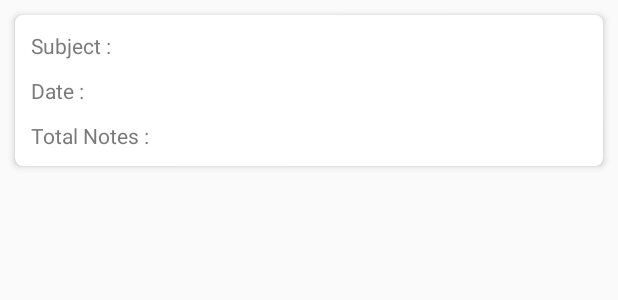
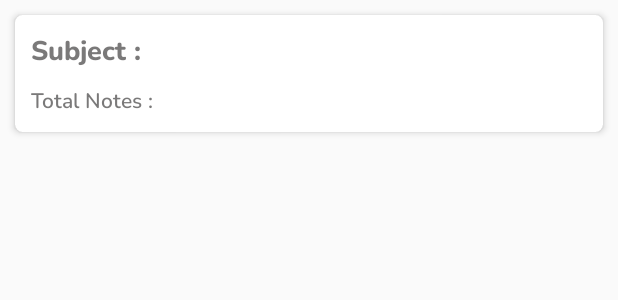
Before and after one commit to gurtej1992/note_WinMachines_android, an Android app: the layout cateogy_item.xml on its own in the app's theme, with its tools: preview values and no code run, on a phone screen of 412 x 824 dp. Shown: the top 300 px of the screen. Run offline under Robolectric (Android 15) with nearby library versions, the light colour scheme and no system bars.

Commit message:
Fixing bugs

```diff
--- a/app/build.gradle
+++ b/app/build.gradle
@@ -10,7 +10,7 @@ android {
         targetSdkVersion 30
         versionCode 1
         versionName "1.0"
-
+        multiDexEnabled true
         testInstrumentationRunner "androidx.test.runner.AndroidJUnitRunner"
     }
     compileOptions {
@@ -40,6 +40,7 @@ dependencies {
     implementation 'com.google.android.gms:play-services-maps:17.0.0'
     implementation 'com.github.stfalcon:frescoimageviewer:0.5.0'
     implementation 'com.squareup.picasso:picasso:2.71828'
+    implementation 'nz.co.trademe.covert:covert:2.0.0'
     testImplementation 'junit:junit:4.13.2'
     androidTestImplementation 'androidx.test.ext:junit:1.1.2'
     androidTestImplementation 'androidx.test.espresso:espresso-core:3.3.0'
--- a/app/src/main/java/com/tej/note_winmachines_android/Adapters/SubjectsAdapter.java
+++ b/app/src/main/java/com/tej/note_winmachines_android/Adapters/SubjectsAdapter.java
@@ -35,8 +35,7 @@ public class SubjectsAdapter extends RecyclerView.Adapter<SubjectsAdapter.VH> {
 
     @Override
     public void onBindViewHolder(@NonNull VH holder, int position) {
-        holder.tvSubject.setText("Name: " + data.get(position).getSubjectName());
-        holder.tvDate.setText("Date: " + data.get(position).getDate().toString());
+        holder.tvSubject.setText(data.get(position).getSubjectName());
         RealmResults<Note> notes = DBAccess.fetchNotesWhereSubId(data.get(position).getSubId());
         holder.tvTotalNotes.setText("Total Notes: " + notes.size());
         holder.cvSubject.setOnClickListener(view -> {
@@ -67,7 +66,6 @@ public class SubjectsAdapter extends RecyclerView.Adapter<SubjectsAdapter.VH> {
         public VH(@NonNull View itemView) {
             super(itemView);
             tvSubject = itemView.findViewById(R.id.tvSubject);
-            tvDate = itemView.findViewById(R.id.tvDate);
             tvTotalNotes = itemView.findViewById(R.id.tvTotalNotes);
             cvSubject = itemView.findViewById(R.id.cvSubject);
 
--- a/app/src/main/java/com/tej/note_winmachines_android/Fragments/HomeFragment.java
+++ b/app/src/main/java/com/tej/note_winmachines_android/Fragments/HomeFragment.java
@@ -28,6 +28,8 @@ import com.tej.note_winmachines_android.Model.Note;
 import com.tej.note_winmachines_android.R;
 
 import java.util.ArrayList;
+
+import nz.co.trademe.covert.Covert;
 
 import static android.app.Activity.RESULT_OK;
 
--- /dev/null
+++ b/app/src/main/res/font/nunito_extrabold.xml
@@ -0,0 +1,7 @@
+<?xml version="1.0" encoding="utf-8"?>
+<font-family xmlns:app="http://schemas.android.com/apk/res-auto"
+        app:fontProviderAuthority="com.google.android.gms.fonts"
+        app:fontProviderPackage="com.google.android.gms"
+        app:fontProviderQuery="name=Nunito&amp;weight=800"
+        app:fontProviderCerts="@array/com_google_android_gms_fonts_certs">
+</font-family>
--- a/app/src/main/res/layout/cateogy_item.xml
+++ b/app/src/main/res/layout/cateogy_item.xml
@@ -23,24 +23,20 @@
                 android:layout_width="match_parent"
                 android:layout_height="wrap_content"
                 android:layout_margin="5dp"
+                android:fontFamily="@font/nunito_extrabold"
                 android:text="Subject :"
-                android:textColor="@color/gray" />
-
-            <TextView
-                android:id="@+id/tvDate"
-                android:layout_width="match_parent"
-                android:layout_height="wrap_content"
-                android:layout_margin="5dp"
-                android:text="Date :"
-                android:textColor="@color/gray" />
+                android:textColor="@color/gray"
+                android:textSize="18sp" />
 
             <TextView
                 android:id="@+id/tvTotalNotes"
                 android:layout_width="match_parent"
                 android:layout_height="wrap_content"
                 android:layout_margin="5dp"
+                android:fontFamily="@font/nunito_semibold"
                 android:text="Total Notes :"
-                android:textColor="@color/gray" />
+                android:textColor="@color/gray"
+                android:textSize="14sp" />
         </LinearLayout>
 
     </androidx.cardview.widget.CardView>
--- a/app/src/main/res/values/preloaded_fonts.xml
+++ b/app/src/main/res/values/preloaded_fonts.xml
@@ -2,6 +2,7 @@
 <resources>
     <array name="preloaded_fonts" translatable="false">
         <item>@font/nunito</item>
+        <item>@font/nunito_extrabold</item>
         <item>@font/nunito_extralight</item>
         <item>@font/nunito_semibold</item>
     </array>
```
Also changed, not shown: app/src/main/java/com/tej/note_winmachines_android/Fragments/NoteAddFragment.java (+17 -8 lines), app/src/main/res/layout/note_cell.xml (+9 -6 lines).
